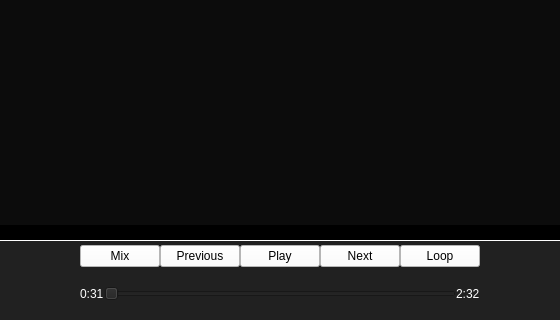
The window that Source/Widgets/MainWindow/mainwindow.ui (Stalker72742/MusicPlayer) describes before a commit, drawn with Qt 5; both pictures show x 147 to 707 and y 317 to 637 of the 853 by 637 pixel window.
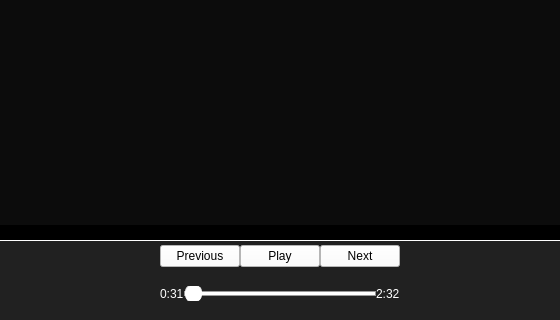
The same window after the commit.

Commit message: slider handle

Patch:
```diff
--- a/Source/Widgets/MainWindow/mainwindow.ui
+++ b/Source/Widgets/MainWindow/mainwindow.ui
@@ -243,16 +243,6 @@
              <layout class="QVBoxLayout" name="verticalLayout_2">
               <item>
                <layout class="QHBoxLayout" name="horizontalLayout_5">
-                <item>
-                 <widget class="QPushButton" name="mixButton">
-                  <property name="styleSheet">
-                   <string notr="true">background-color: rgb(255, 255, 255);</string>
-                  </property>
-                  <property name="text">
-                   <string>Mix</string>
-                  </property>
-                 </widget>
-                </item>
                 <item>
                  <widget class="QPushButton" name="previousButton">
                   <property name="sizePolicy">
@@ -289,16 +279,6 @@
                   </property>
                  </widget>
                 </item>
-                <item>
-                 <widget class="QPushButton" name="loopButton">
-                  <property name="styleSheet">
-                   <string notr="true">background-color: rgb(255, 255, 255);</string>
-                  </property>
-                  <property name="text">
-                   <string>Loop</string>
-                  </property>
-                 </widget>
-                </item>
                </layout>
               </item>
               <item>
@@ -333,6 +313,24 @@
                     <height>16777215</height>
                    </size>
                   </property>
+                  <property name="styleSheet">
+                   <string notr="true">QSlider::groove:horizontal {
+    border: 1px solid #999999;
+    height: 3px;
+    background: rgb(255,255,255);
+    margin: 2px 0;
+	border-radius: 5px;
+}
+
+QSlider::handle:horizontal {
+    	 background-color: #ffffff;
+        border: 1px solid #ffffff;
+        width: 15px;
+        height: 15px;
+        margin: -7px 0; 
+        border-radius: 7px;
+}</string>
+                  </property>
                   <property name="maximum">
                    <number>100</number>
                   </property>
```
Left out of the diff: 10 changed lines with no effect on the pictures.
